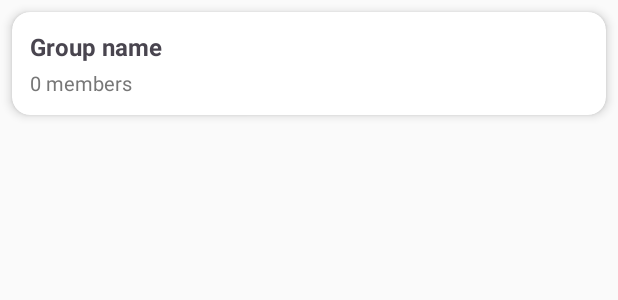
After one commit to duyhub103/chat-realtime-app, an Android app: the layout group_list_row.xml on its own in the app's theme, with its tools: preview values and no code run, on a phone screen of 412 x 824 dp. The commit adds this screen. Shown: the top 300 px of the screen. Run offline under Robolectric (Android 15) with nearby library versions, the phone set to English and light mode, and no system bars.

Commit message:
feat: implement group chat (beta)

```diff
--- a/app/src/main/AndroidManifest.xml
+++ b/app/src/main/AndroidManifest.xml
@@ -16,6 +16,9 @@
         android:theme="@style/Theme.Chatrealtimeapp"
         tools:targetApi="31">
 
+        <activity
+            android:name=".GroupChatActivity"
+            android:exported="false" />
         <activity
             android:name=".SignUpEmailActivity"
             android:exported="false" />
--- a/app/src/main/java/com/example/chat_realtime_app/ProfileFragment.java
+++ b/app/src/main/java/com/example/chat_realtime_app/ProfileFragment.java
@@ -49,7 +49,6 @@ public class ProfileFragment extends Fragment {
 
 
     public ProfileFragment() {
-        // Required empty public constructor
     }
 
     @Override
--- a/app/src/main/java/com/example/chat_realtime_app/model/GroupModel.java
+++ b/app/src/main/java/com/example/chat_realtime_app/model/GroupModel.java
@@ -52,5 +52,7 @@ public class GroupModel {
     public void setMemberCount(long memberCount) { this.memberCount = memberCount; }
 
     public List<String> getMembers() { return members; }
-    public void setMembers(List<String> members) { this.members = members; }
+    public void setMembers(List<String> members) {
+        this.members = members;
+    }
 }
--- a/app/src/main/res/layout/fragment_group.xml
+++ b/app/src/main/res/layout/fragment_group.xml
@@ -12,7 +12,7 @@
     android:layout_height="match_parent"
     android:padding="8dp"/>
 
-    <!-- Nút + tạo group -->
+
 <com.google.android.material.floatingactionbutton.FloatingActionButton
     android:id="@+id/fab_create_group"
     android:layout_width="wrap_content"
--- /dev/null
+++ b/app/src/main/res/layout/group_list_row.xml
@@ -0,0 +1,35 @@
+<?xml version="1.0" encoding="utf-8"?>
+<androidx.cardview.widget.CardView xmlns:android="http://schemas.android.com/apk/res/android"
+    xmlns:card_view="http://schemas.android.com/apk/res-auto"
+    android:layout_width="match_parent"
+    android:layout_height="wrap_content"
+    android:layout_margin="8dp"
+    card_view:cardCornerRadius="12dp"
+    card_view:cardElevation="4dp">
+
+    <LinearLayout
+        android:layout_width="match_parent"
+        android:layout_height="wrap_content"
+        android:orientation="vertical"
+        android:padding="12dp">
+
+        <TextView
+            android:id="@+id/group_name_text"
+            android:layout_width="wrap_content"
+            android:layout_height="wrap_content"
+            android:text="Group name"
+            android:textStyle="bold"
+            android:textSize="16sp" />
+
+        <TextView
+            android:id="@+id/group_member_count"
+            android:layout_width="wrap_content"
+            android:layout_height="wrap_content"
+            android:text="0 members"
+            android:textSize="13sp"
+            android:layout_marginTop="4dp"
+            android:textColor="#777777" />
+
+    </LinearLayout>
+
+</androidx.cardview.widget.CardView>
```
Also changed, not shown: app/src/main/java/com/example/chat_realtime_app/GroupChatActivity.java (added, +117 -0 lines), app/src/main/java/com/example/chat_realtime_app/GroupFragment.java (+61 -5 lines), app/src/main/java/com/example/chat_realtime_app/adapter/GroupListRecyclerAdapter.java (added, +77 -0 lines), app/src/main/java/com/example/chat_realtime_app/utils/FirebaseUtil.java (+8 -0 lines), app/src/main/res/layout/activity_group_chat.xml (added, +63 -0 lines), app/src/main/res/menu/bottom_navigation_menu.xml (+5 -4 lines). Lines whose indentation alone changed are shown as unchanged.
